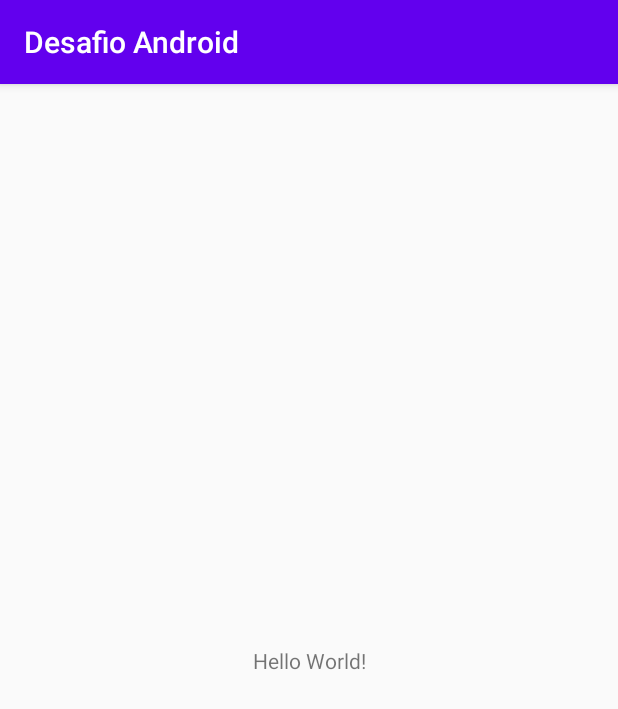
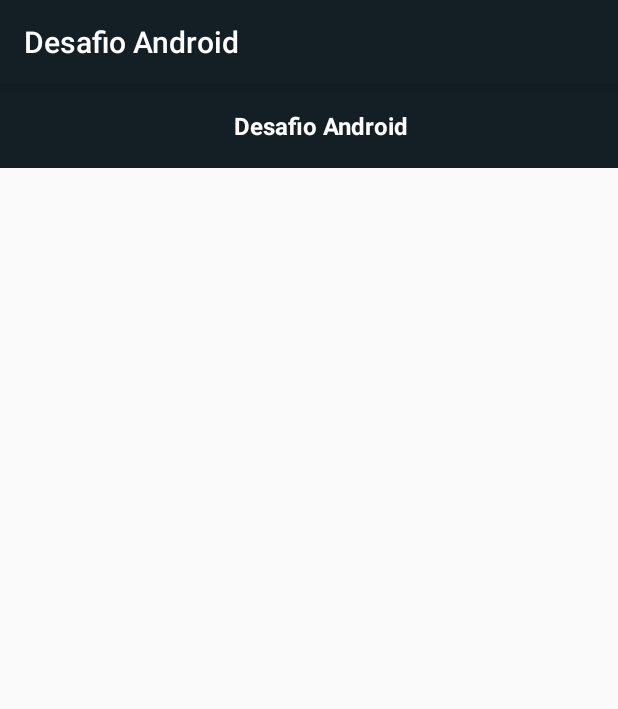
Before and after one commit to edferreira3005/desafio-android-edson-ferreira, an Android app: the screen it shows after launch (MainActivity), on a phone screen of 412 x 824 dp. Shown: the top 709 px of the screen. Run offline under Robolectric (Android 15) with nearby library versions, the phone set to English and light mode, and no system bars.

Commit message:
criando layout da activity principal

```diff
--- a/app/src/main/res/layout/activity_main.xml
+++ b/app/src/main/res/layout/activity_main.xml
@@ -6,13 +6,32 @@
     android:layout_height="match_parent"
     tools:context=".screens.MainActivity">
 
-    <TextView
-        android:layout_width="wrap_content"
-        android:layout_height="wrap_content"
-        android:text="Hello World!"
+    <androidx.appcompat.widget.Toolbar
+        android:id="@+id/toolbarApp"
+        android:layout_width="match_parent"
+        android:layout_height="?attr/actionBarSize"
+        android:background="@color/toolbarColor"
+        app:layout_constraintEnd_toEndOf="parent"
+        app:layout_constraintStart_toStartOf="parent"
+        app:layout_constraintTop_toTopOf="parent">
+
+        <TextView
+            android:layout_width="match_parent"
+            android:layout_height="match_parent"
+            android:gravity="center"
+            android:text="@string/app_name"
+            android:textColor="@android:color/white"
+            android:textSize="16sp"
+            android:textStyle="bold" />
+    </androidx.appcompat.widget.Toolbar>
+
+    <FrameLayout
+        android:id="@+id/frame"
+        android:layout_width="0dp"
+        android:layout_height="0dp"
         app:layout_constraintBottom_toBottomOf="parent"
-        app:layout_constraintLeft_toLeftOf="parent"
-        app:layout_constraintRight_toRightOf="parent"
-        app:layout_constraintTop_toTopOf="parent" />
+        app:layout_constraintEnd_toEndOf="parent"
+        app:layout_constraintStart_toStartOf="parent"
+        app:layout_constraintTop_toBottomOf="@+id/toolbarApp" />
 
 </androidx.constraintlayout.widget.ConstraintLayout>
--- a/app/src/main/res/values/colors.xml
+++ b/app/src/main/res/values/colors.xml
@@ -1,6 +1,6 @@
 <?xml version="1.0" encoding="utf-8"?>
 <resources>
-    <color name="colorPrimary">#6200EE</color>
-    <color name="colorPrimaryDark">#3700B3</color>
-    <color name="colorAccent">#03DAC5</color>
+    <color name="colorPrimary">#131F25</color>
+    <color name="colorPrimaryDark">#0F1314</color>
+    <color name="toolbarColor">@color/colorPrimary</color>
 </resources>
```
